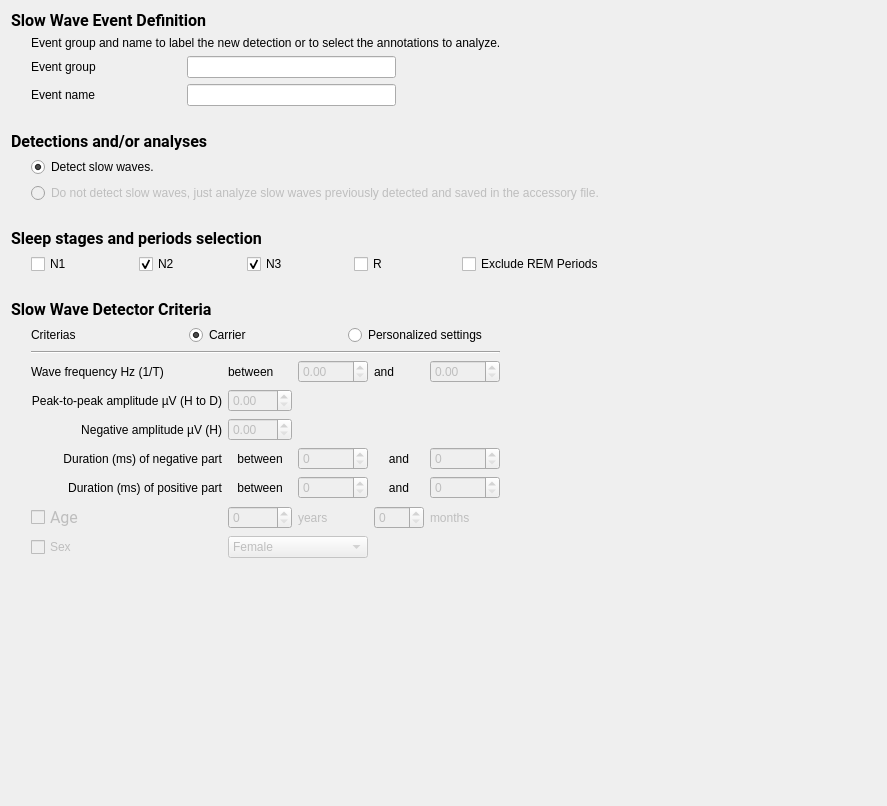
SnoozToolbox/snooz-package-ceams, file tools/CEAMSTools/SlowWaveDetection/SSWDCriterias/Ui_SSWDCriterias.ui: the form before one commit.
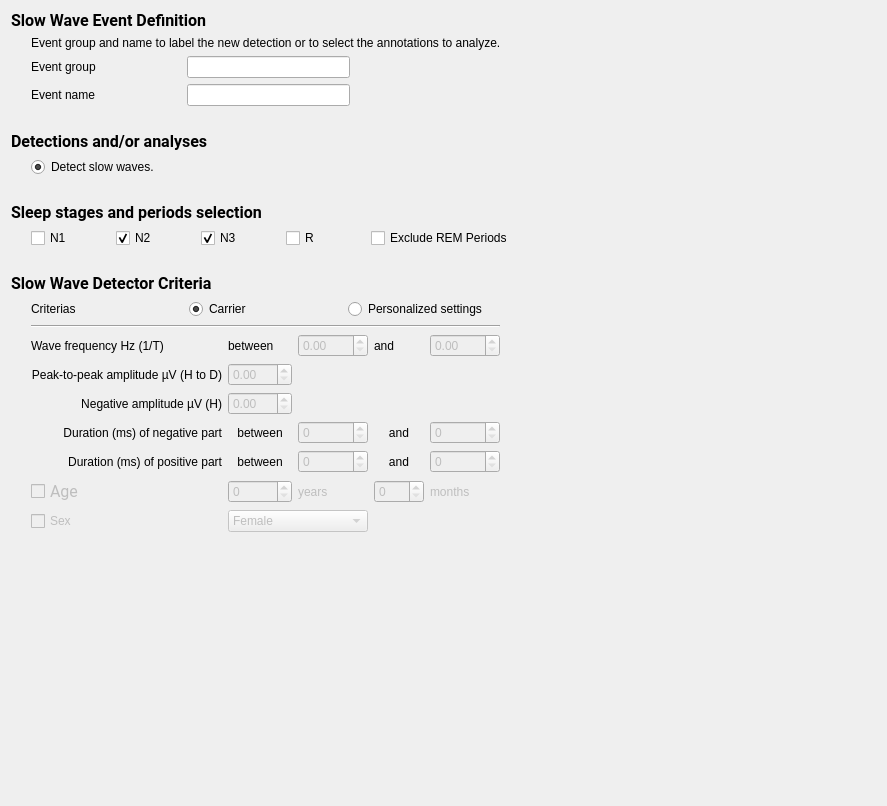
The form after the commit.

The edit to the form file:
```diff
--- a/tools/CEAMSTools/SlowWaveDetection/SSWDCriterias/Ui_SSWDCriterias.ui
+++ b/tools/CEAMSTools/SlowWaveDetection/SSWDCriterias/Ui_SSWDCriterias.ui
@@ -208,22 +208,6 @@
                </attribute>
               </widget>
              </item>
-             <item>
-              <widget class="QRadioButton" name="radioButton_anal">
-               <property name="enabled">
-                <bool>false</bool>
-               </property>
-               <property name="toolTip">
-                <string>Avoiding the detection is currently not available.</string>
-               </property>
-               <property name="text">
-                <string>Do not detect slow waves, just analyze slow waves previously detected and saved in the accessory file.</string>
-               </property>
-               <attribute name="buttonGroup">
-                <string notr="true">buttonGroup</string>
-               </attribute>
-              </widget>
-             </item>
             </layout>
            </item>
           </layout>
```
Left out of the diff: 3 changed lines with no effect on the pictures.
